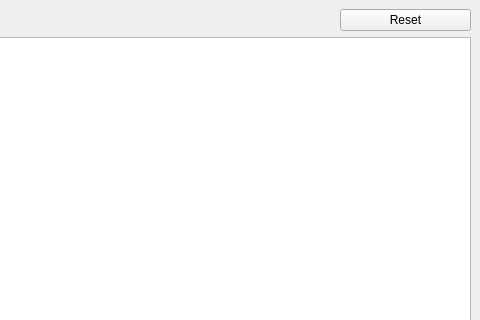
Old version of the form mainwindow.ui in the repository ivankratyuk/Ticket-Selector-Cpp-project; both pictures show x 320 to 800 and y 0 to 320 of the 800 by 600 pixel window.
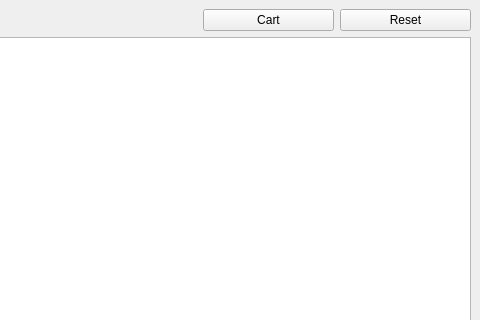
New version of the form.

Diff of the .ui file:
```diff
--- a/mainwindow.ui
+++ b/mainwindow.ui
@@ -98,6 +98,13 @@
       </property>
      </widget>
     </item>
+    <item row="0" column="5">
+     <widget class="QPushButton" name="pushButtonCart">
+      <property name="text">
+       <string>Cart</string>
+      </property>
+     </widget>
+    </item>
    </layout>
   </widget>
   <widget class="QMenuBar" name="menubar">
```
